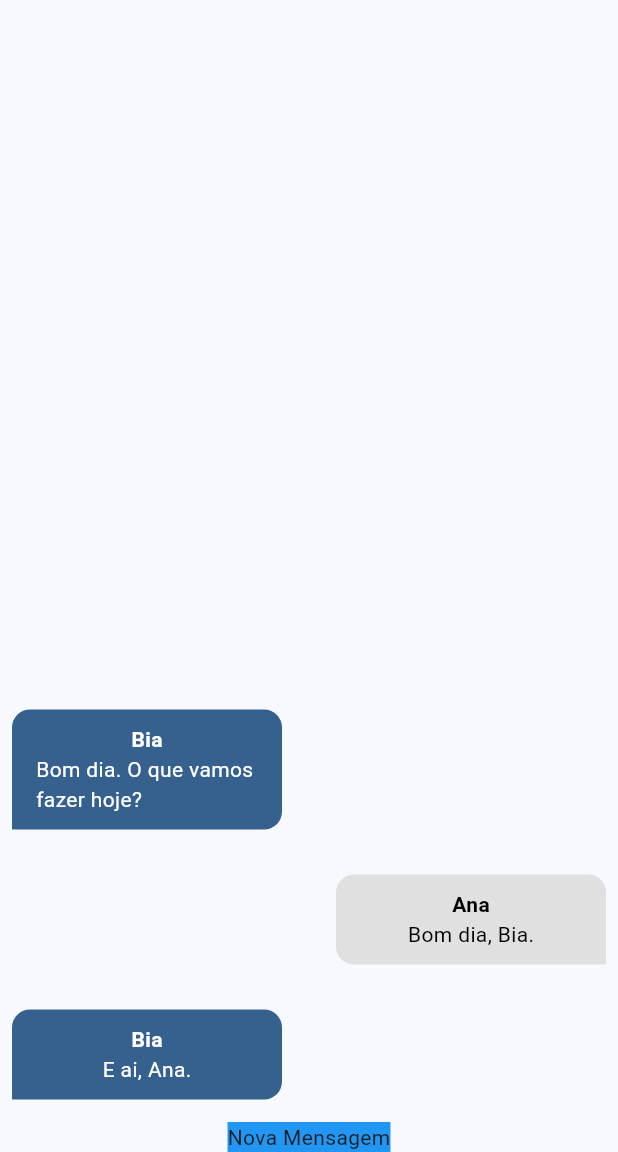
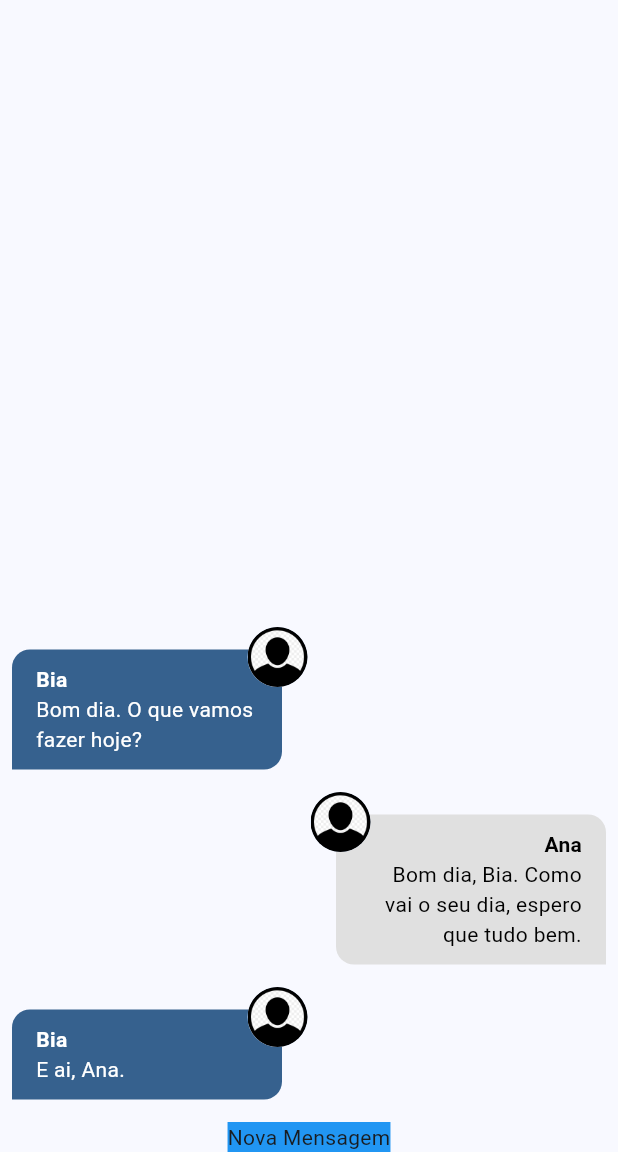
Before and after one commit to IagoMesquita/chat_flutter_2, a Flutter app: the screen it shows after launch, on a phone screen of 412 x 824 dp, the part 84-1236 px from its top. Run offline on Flutter 3.47's test engine with Material 3 defaults, Android fonts, the phone set to English and light mode, and no system bars; our stand-ins replace image_picker; accounts and stored records are empty.

Commit message:
feat: finish message bubble

```diff
--- a/lib/components/message_bubble.dart
+++ b/lib/components/message_bubble.dart
@@ -1,20 +1,34 @@
+import 'dart:io';
+
 import 'package:chat_flutter/core/models/chat_message.dart';
 import 'package:flutter/material.dart';
 
 class MessageBubble extends StatelessWidget {
+  static final _defaultImage = 'assets/images/avatar.png';
+
   final ChatMessage message;
   final bool belongsToCurrentUser;
 
   const MessageBubble({
     super.key,
     required this.message,
-    required this.belongsToCurrentUser,
+    required this.belongsToCurrentUser,s
   });
 
-  // Widget _showUserImage(String imageURL) {
-  //   ImageProvider? imageProvider;
-  //   return CircleAvatar(backgroundImage: imageProvider);
-  // }
+  Widget _showUserImage(String imageURL) {
+    ImageProvider? imageProvider;
+    final uri = Uri.parse(imageURL);
+
+    if(uri.path.contains(_defaultImage)) {
+      imageProvider = AssetImage(_defaultImage);
+    } else if(uri.scheme.contains('http')) {
+      imageProvider = NetworkImage(uri.toString());
+    } else {
+      imageProvider = FileImage(File(uri.toString()));
+    }
+
+    return CircleAvatar(backgroundImage: imageProvider);
+  }
 
   @override
   Widget build(BuildContext context) {
@@ -46,6 +60,7 @@ class MessageBubble extends StatelessWidget {
               margin: const EdgeInsets.symmetric(vertical: 15, horizontal: 8),
 
               child: Column(
+                crossAxisAlignment: belongsToCurrentUser ? CrossAxisAlignment.end : CrossAxisAlignment.start,
                 children: [
                   Text(
                     message.userName,
@@ -56,6 +71,7 @@ class MessageBubble extends StatelessWidget {
                   ),
                   Text(
                     message.text,
+                    textAlign: belongsToCurrentUser ? TextAlign.right : TextAlign.left,
                     style: TextStyle(
                       color: belongsToCurrentUser ? Colors.black : Colors.white,
                     ),
@@ -65,12 +81,12 @@ class MessageBubble extends StatelessWidget {
             ),
           ],
         ),
-        // Positioned(
-        //   top: 0,
-        //   left: belongsToCurrentUser ? null : 165,
-        //   right: belongsToCurrentUser ? 165 : null,
-        //   child: _showUserImage(message.userImageURL),
-        // ),
+        Positioned(
+          top: 0,
+          left: belongsToCurrentUser ? null : 165,
+          right: belongsToCurrentUser ? 165 : null,
+          child: _showUserImage(message.userImageURL),
+        ),
       ],
     );
   }
--- a/lib/core/services/chat_mock_service.dart
+++ b/lib/core/services/chat_mock_service.dart
@@ -8,7 +8,7 @@ import 'package:chat_flutter/core/services/chat_service.dart';
 class ChatMockService implements ChatService {
   static final List<ChatMessage> _msgs = [
     ChatMessage(id: '01', text: 'E ai, Ana.', createdAt: DateTime.now(), userId: '123', userName: 'Bia', userImageURL: 'assets/images/avatar.png'),
-    ChatMessage(id: '02', text: 'Bom dia, Bia.', createdAt: DateTime.now(), userId: '456', userName: 'Ana', userImageURL: 'assets/images/avatar.png'),
+    ChatMessage(id: '02', text: 'Bom dia, Bia. Como vai o seu dia, espero que tudo bem.', createdAt: DateTime.now(), userId: '456', userName: 'Ana', userImageURL: 'assets/images/avatar.png'),
     ChatMessage(id: '01', text: 'Bom dia. O que vamos fazer hoje?', createdAt: DateTime.now(), userId: '123', userName: 'Bia', userImageURL: 'assets/images/avatar.png'),
   ];
 
```
